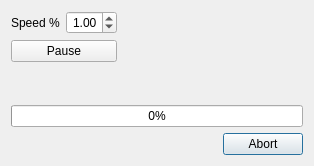
Qt form gui/cutdialog.ui (mschafer/foamcut) before a commit.
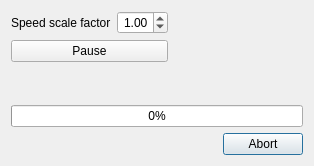
The same form after that commit.

Patch:
```diff
--- a/gui/cutdialog.ui
+++ b/gui/cutdialog.ui
@@ -21,7 +21,7 @@
        <item row="0" column="0">
         <widget class="QLabel" name="label">
          <property name="text">
-          <string>Speed %</string>
+          <string>Speed scale factor</string>
          </property>
         </widget>
        </item>
```
